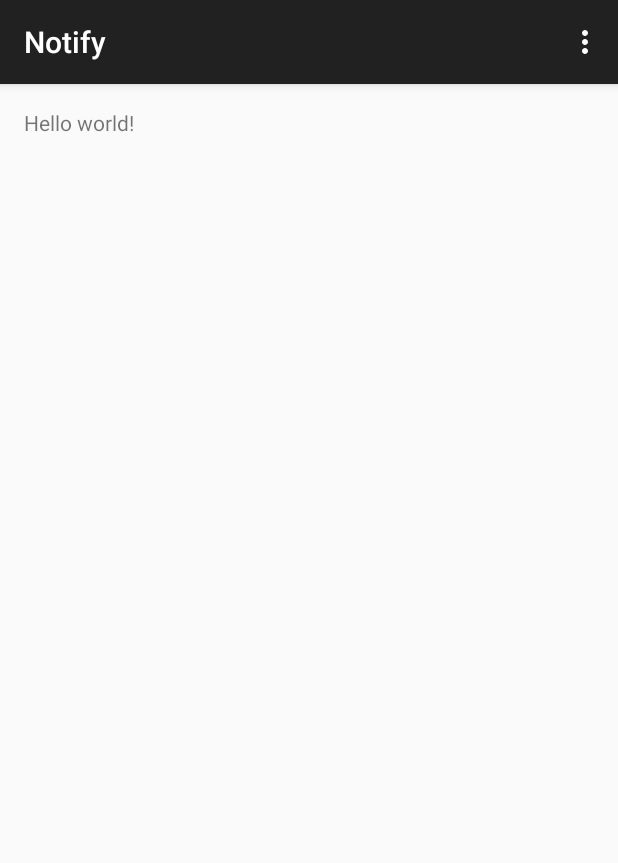
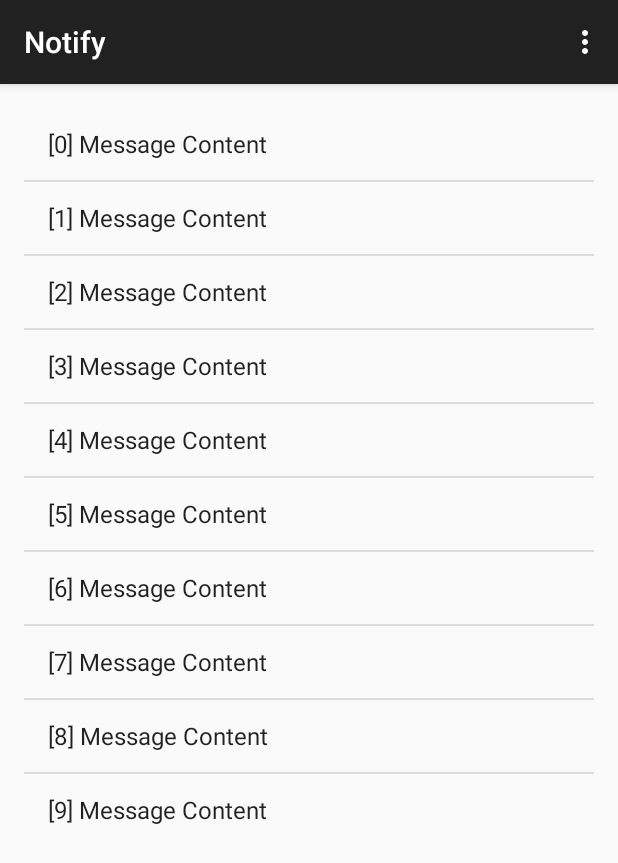
Before and after one commit to zhangyuan/notify, an Android app: the screen it shows after launch (MessagesActivity), on a phone screen of 412 x 824 dp. Shown: the top 863 px of the screen. Run offline under Robolectric (Android 15) with nearby library versions, the phone set to English and light mode, and no system bars.

Commit message:
Add messages list

```diff
--- a/app/src/main/java/com/evcheung/libs/notify/app/MessagesActivity.java
+++ b/app/src/main/java/com/evcheung/libs/notify/app/MessagesActivity.java
@@ -4,6 +4,12 @@ import android.support.v7.app.ActionBarActivity;
 import android.os.Bundle;
 import android.view.Menu;
 import android.view.MenuItem;
+import android.widget.ArrayAdapter;
+import android.widget.ListView;
+
+import com.evcheung.libs.notify.app.models.Message;
+
+import java.util.ArrayList;
 
 
 public class MessagesActivity extends ActionBarActivity {
@@ -12,6 +18,17 @@ public class MessagesActivity extends ActionBarActivity {
     protected void onCreate(Bundle savedInstanceState) {
         super.onCreate(savedInstanceState);
         setContentView(R.layout.activity_messages);
+
+        ListView messageListView = (ListView) findViewById(R.id.listView);
+
+        ArrayList<Message> messages = new ArrayList<Message>();
+        for (int i = 0; i < 10; i++) {
+            messages.add(new Message("" + i, "Message Content"));
+        }
+
+        ArrayAdapter adapter = new ArrayAdapter(this,
+                android.R.layout.simple_list_item_1, messages);
+        messageListView.setAdapter(adapter);
     }
 
 
--- /dev/null
+++ b/app/src/main/java/com/evcheung/libs/notify/app/models/Message.java
@@ -0,0 +1,16 @@
+package com.evcheung.libs.notify.app.models;
+
+public class Message {
+    private String id;
+    private String content;
+
+    public Message(String id, String content) {
+        this.content = content;
+        this.id = id;
+    }
+
+    @Override
+    public String toString() {
+        return String.format("[%s] %s", id, content);
+    }
+}
--- a/app/src/main/res/layout/activity_messages.xml
+++ b/app/src/main/res/layout/activity_messages.xml
@@ -8,9 +8,11 @@
     android:paddingBottom="@dimen/activity_vertical_margin"
     tools:context="com.evcheung.libs.notify.app.MessagesActivity">
 
-    <TextView
-        android:text="@string/hello_world"
+    <ListView
         android:layout_width="wrap_content"
-        android:layout_height="wrap_content" />
-
+        android:layout_height="wrap_content"
+        android:id="@+id/listView"
+        android:layout_alignParentTop="true"
+        android:layout_alignParentLeft="true"
+        android:layout_alignParentStart="true" />
 </RelativeLayout>
```
